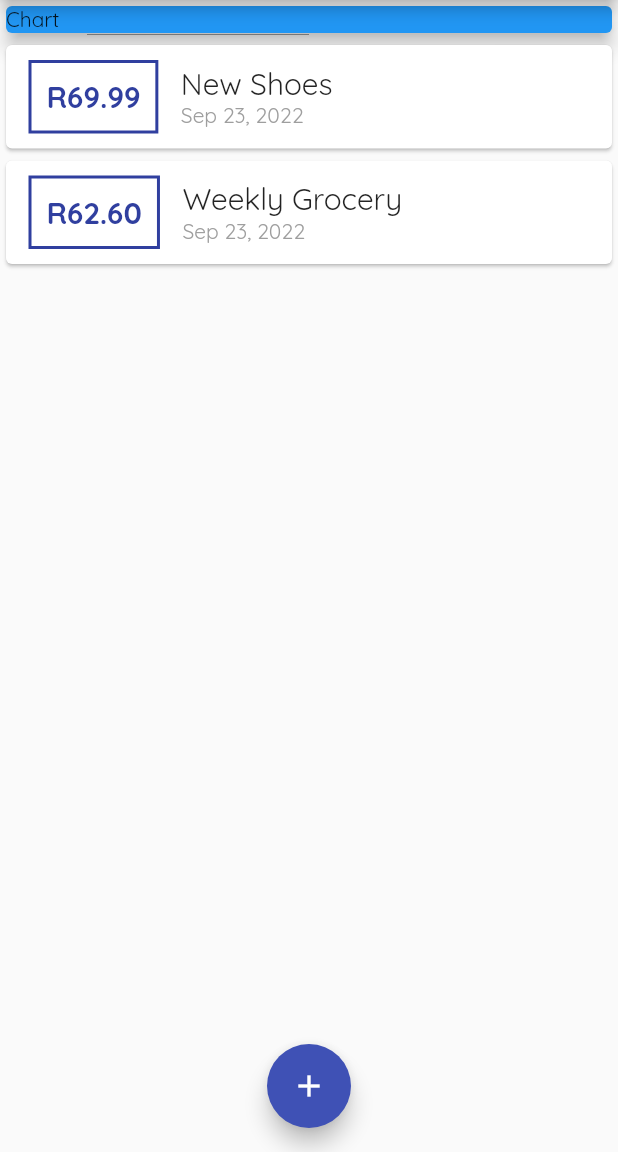
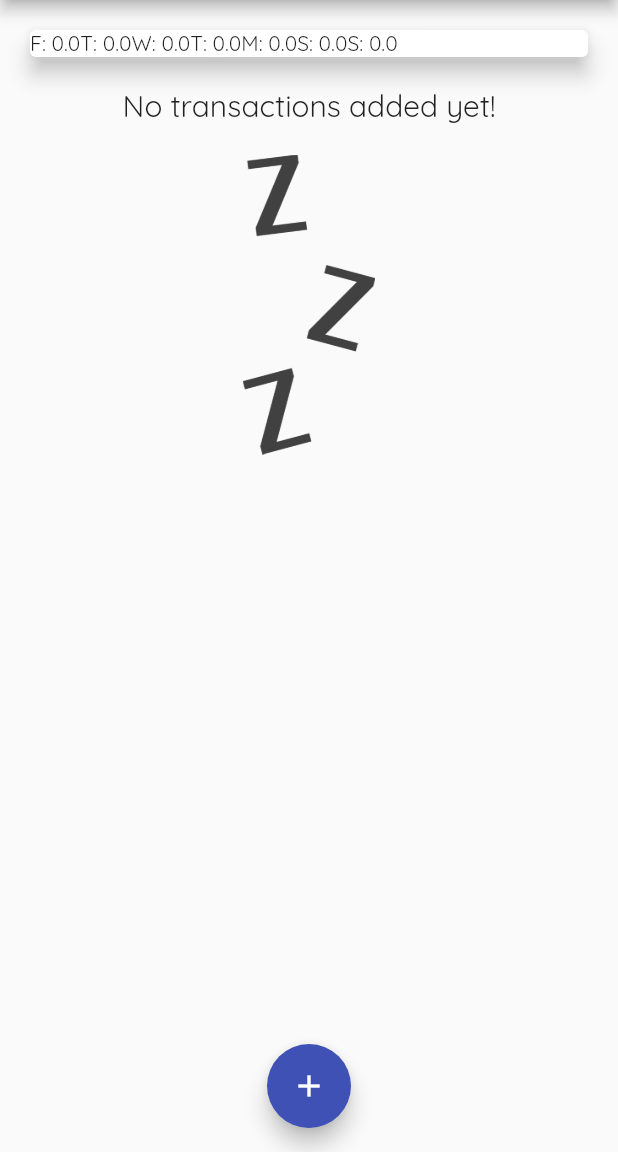
Before and after one commit to Caleb1418/personal-expenses-app, a Flutter app: the screen it shows after launch, on a phone screen of 412 x 824 dp, the part 84-1236 px from its top. Run offline on Flutter 3.47's test engine with Material 2 defaults, Android fonts, the phone set to English and light mode, and no system bars.

Commit message:
added waiting for transaction

```diff
--- a/lib/main.dart
+++ b/lib/main.dart
@@ -1,5 +1,6 @@
 // ignore_for_file: prefer_const_constructors
 import 'package:flutter/material.dart';
+import 'package:personal_expenses_app/widgets/chart.dart';
 import 'package:personal_expenses_app/widgets/new_transaction.dart';
 import 'package:personal_expenses_app/widgets/transaction_list.dart';
 
@@ -38,15 +39,27 @@
 class _MyHomePageState extends State<MyHomePage> {
   // String titleInput;
   final List<Transaction> _userTransactions = [
-    Transaction(
-      id: 't1',
-      title: 'New Shoes',
-      amount: 69.99,
-      date: DateTime.now(),
-    ),
-    Transaction(
-        id: 't2', title: 'Weekly Grocery', amount: 62.60, date: DateTime.now())
+    // Transaction(
+    //   id: 't1',
+    //   title: 'New Shoes',
+    //   amount: 69.99,
+    //   date: DateTime.now(),
+    // ),
+    // Transaction(
+    //   id: 't2',
+    //   title: 'Weekly Grocery',
+    //   amount: 62.60,
+    //   date: DateTime.now(),
+    // ),
   ];
+
+  List<Transaction> get _recentTransactions {
+    return _userTransactions.where((tx) {
+      return tx.date.isAfter(DateTime.now().subtract(
+        Duration(days: 7),
+      ));
+    }).toList();
+  }
 
   void _addNewTransaction(String TXtitle, double TXamount) {
     final newTx = Transaction(
@@ -92,14 +105,7 @@
           mainAxisAlignment: MainAxisAlignment.start,
           crossAxisAlignment: CrossAxisAlignment.stretch,
           children: <Widget>[
-            Container(
-              width: double.infinity,
-              child: Card(
-                color: Colors.blue,
-                child: Text('Chart'),
-                elevation: 5,
-              ),
-            ),
+            Chart(_recentTransactions),
             TransactionList(_userTransactions),
           ],
         ),
--- /dev/null
+++ b/lib/widgets/chart.dart
@@ -0,0 +1,41 @@
+import 'package:flutter/material.dart';
+import 'package:personal_expenses_app/models/transaction.dart';
+import 'package:intl/intl.dart';
+
+class Chart extends StatelessWidget {
+  final List<Transaction> recentTransactions;
+
+  Chart(this.recentTransactions);
+  List<Map<String, Object>> get groupedTransactionValues {
+    return List.generate(7, (index) {
+      final weekDay = DateTime.now().subtract(
+        Duration(days: index),
+      );
+      var totalSum = 0.0;
+      for (var i = 0; i < recentTransactions.length; i++) {
+        if (recentTransactions[i].date.day == weekDay.day &&
+            recentTransactions[i].date.month == weekDay.month &&
+            recentTransactions[i].date.year == weekDay.year) {
+          totalSum += recentTransactions[i].amount;
+        }
+      }
+      return {
+        'day': DateFormat.E().format(weekDay).substring(0, 1),
+        'amount': totalSum
+      };
+    });
+  }
+
+  @override
+  Widget build(BuildContext context) {
+    return Card(
+      elevation: 6,
+      margin: EdgeInsets.all(20),
+      child: Row(
+        children: groupedTransactionValues.map((data) {
+          return Text('${data['day']}: ${data['amount']}');
+        }).toList(),
+      ),
+    );
+  }
+}
--- a/lib/widgets/transaction_list.dart
+++ b/lib/widgets/transaction_list.dart
@@ -10,13 +10,32 @@
   Widget build(BuildContext context) {
     return Container(
         height: 300,
-        child: ListView.builder(
+        child: transactions.isEmpty
+            ? Column(
+                children: <Widget>[
+                  Text(
+                    'No transactions added yet!',
+                    style: Theme.of(context).textTheme.titleLarge,
+                  ),
+                  SizedBox(
+                    height: 20,
+                  ),
+                  Container(
+                      height: 200,
+                      child: Image.asset(
+                        'assets/images/waiting.png',
+                        fit: BoxFit.cover,
+                      )),
+                ],
+              )
+            : ListView.builder(
                 itemBuilder: (ctx, index) {
                   return Card(
                     child: Row(
                       children: <Widget>[
                         Container(
-                    margin: EdgeInsets.symmetric(vertical: 10, horizontal: 15),
+                          margin: EdgeInsets.symmetric(
+                              vertical: 10, horizontal: 15),
                           decoration: BoxDecoration(
                               border: Border.all(
                                   color: Theme.of(context).primaryColorDark,
@@ -35,7 +54,8 @@
                             Text(transactions[index].title,
                                 style: Theme.of(context).textTheme.titleLarge),
                             Text(
-                        DateFormat.yMMMd().format(transactions[index].date),
+                              DateFormat.yMMMd()
+                                  .format(transactions[index].date),
                               style: TextStyle(color: Colors.grey),
                             ),
                           ],
--- a/pubspec.yaml
+++ b/pubspec.yaml
@@ -61,8 +61,8 @@
   uses-material-design: true
 
   # To add assets to your application, add an assets section, like this:
-  # assets:
-  #   - images/a_dot_burr.jpeg
+  assets:
+    - assets/images/waiting.png
   #   - images/a_dot_ham.jpeg
 
   # An image asset can refer to one or more resolution-specific "variants", see
```
Also changed, not shown: assets/images/waiting.png (added). Lines whose indentation alone changed are shown as unchanged.
